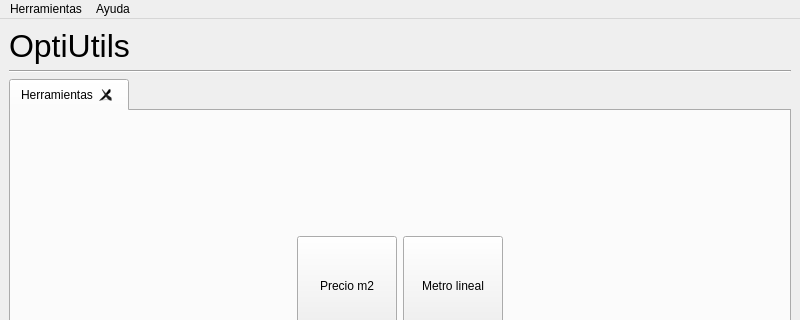
First picture: the form in ui/MainView.ui, repository Scoowy/opticortes-optitools-python, before the edit; both pictures show x 0 to 800 and y 0 to 320 of the 800 by 600 pixel window.
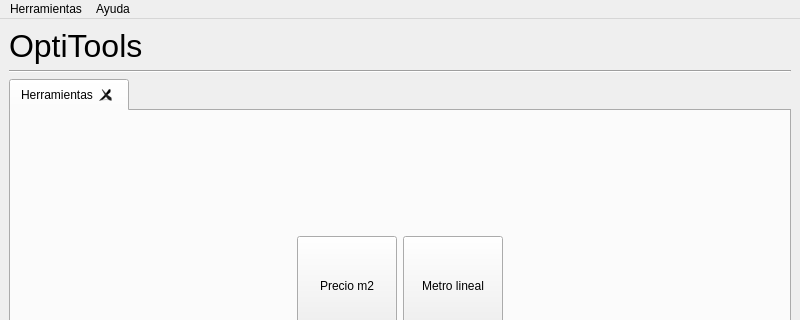
Second picture: the form after the edit.

Commit message:
Changes: - Update window title. - Update title in the window. - Added close buttons for tabs.
Bugs:
- Tab close buttons don't work.

OT-2 Update

```diff
--- a/ui/MainView.ui
+++ b/ui/MainView.ui
@@ -23,7 +23,7 @@
        </font>
       </property>
       <property name="text">
-       <string>OptiUtils</string>
+       <string>OptiTools</string>
       </property>
      </widget>
     </item>
```
Left out of the diff: 2 changed lines with no effect on the pictures. The commit also changes 1 other file.
